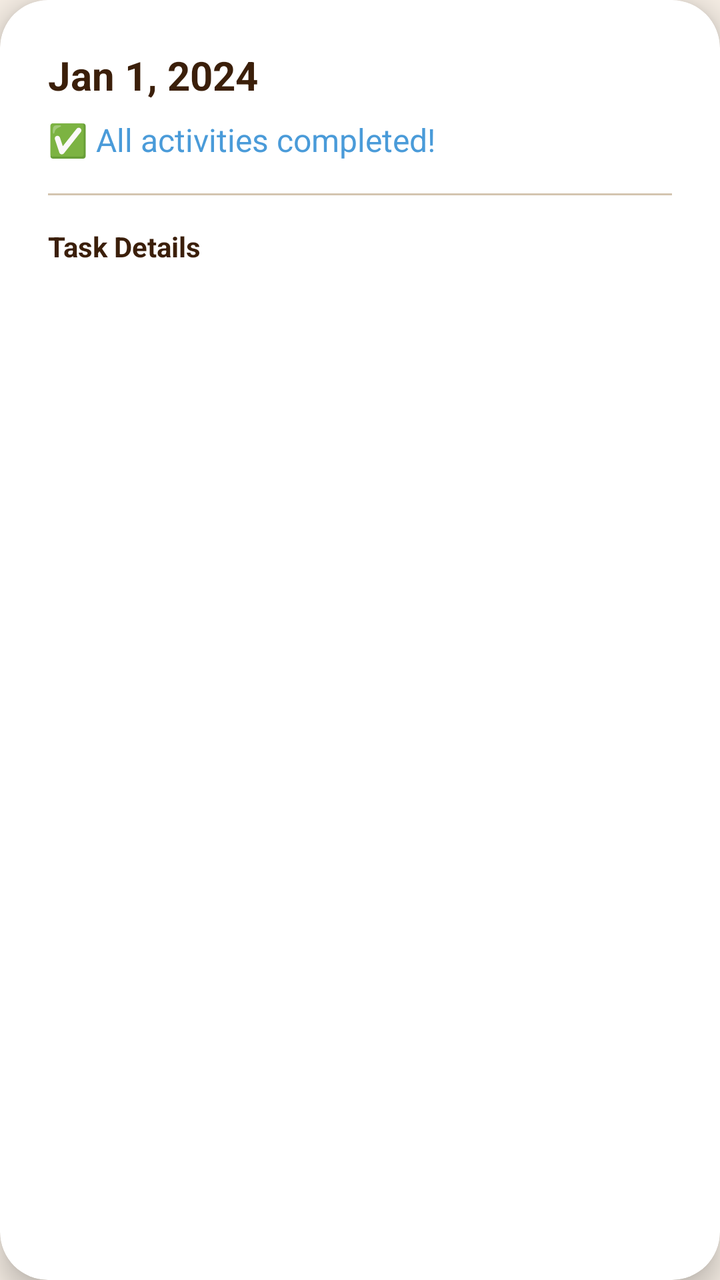
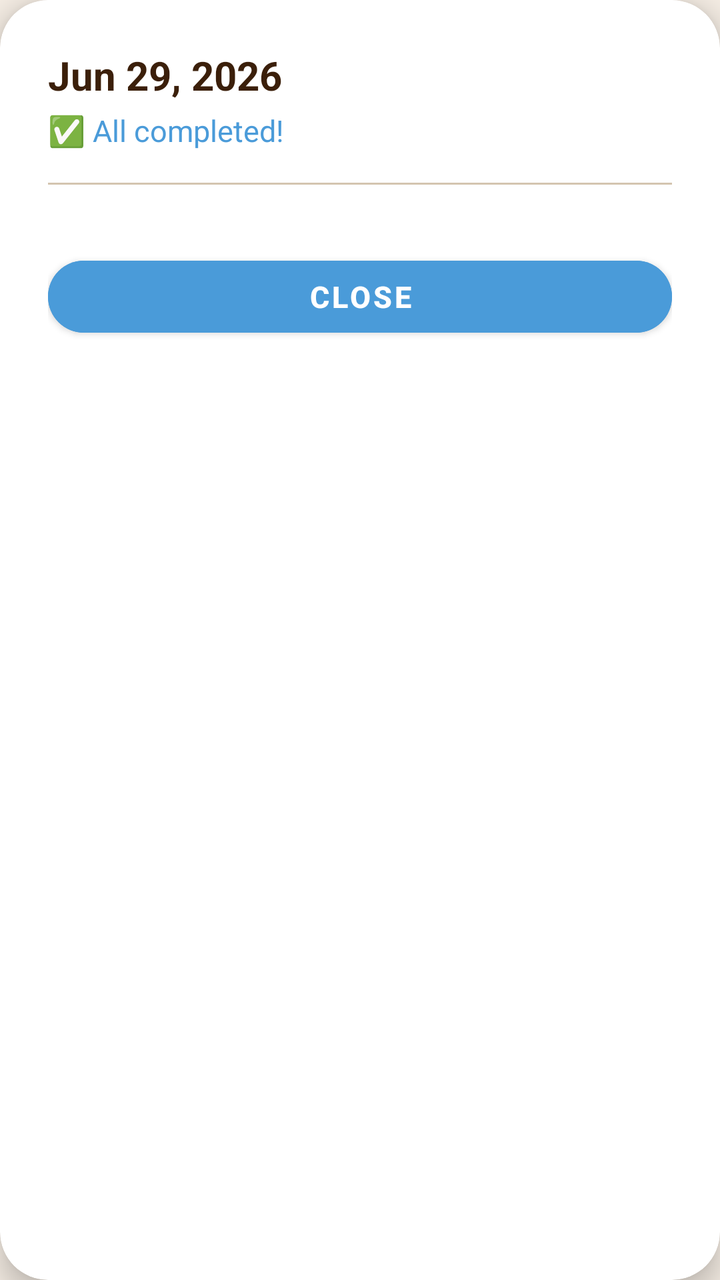

Two renders of the same Android screen: before a commit and after it. Below are the layout's source before the change and the commit's diff.
<!-- AndroidManifest.xml: application theme Theme.AutiMate -->
<!-- res/layout/dialog_day_detail.xml -->
<?xml version="1.0" encoding="utf-8"?>
<androidx.cardview.widget.CardView xmlns:android="http://schemas.android.com/apk/res/android"
    xmlns:app="http://schemas.android.com/apk/res-auto"
    android:layout_width="match_parent"
    android:layout_height="wrap_content"
    app:cardCornerRadius="24dp"
    app:cardElevation="8dp"
    app:cardBackgroundColor="@color/white"
    android:layout_margin="24dp">

    <LinearLayout
        android:layout_width="match_parent"
        android:layout_height="wrap_content"
        android:orientation="vertical"
        android:padding="24dp">

        
        <TextView
            android:id="@+id/tvDate"
            android:layout_width="wrap_content"
            android:layout_height="wrap_content"
            android:text="Jan 1, 2024"
            android:textSize="20sp"
            android:textStyle="bold"
            android:textColor="@color/text_dark"
            android:layout_marginBottom="8dp"/>

        
        <TextView
            android:id="@+id/tvStatus"
            android:layout_width="wrap_content"
            android:layout_height="wrap_content"
            android:text="✅ All activities completed!"
            android:textSize="16sp"
            android:textColor="@color/soft_blue"
            android:layout_marginBottom="16dp"/>

        
        <View
            android:layout_width="match_parent"
            android:layout_height="1dp"
            android:background="@color/divider"
            android:layout_marginBottom="16dp"/>

        
        <TextView
            android:layout_width="wrap_content"
            android:layout_height="wrap_content"
            android:text="Task Details"
            android:textSize="14sp"
            android:textStyle="bold"
            android:textColor="@color/text_dark"
            android:layout_marginBottom="12dp"/>

        <LinearLayout
            android:id="@+id/taskDetailContainer"
            android:layout_width="match_parent"
            android:layout_height="wrap_content"
            android:orientation="vertical"/>

    </LinearLayout>

</androidx.cardview.widget.CardView>
<!-- resources referenced by this layout -->
<resources>
  <color name="divider">#D4C5B0</color>
  <color name="soft_blue">#4A9BD9</color>
  <color name="text_dark">#3B1F0A</color>
  <color name="white">#FFFFFF</color>
  <style name="Theme.AutiMate" parent="Theme.MaterialComponents.DayNight.NoActionBar">
          <item name="colorPrimary">@color/cream</item>
          <item name="colorPrimaryVariant">@color/beige</item>
          <item name="colorOnPrimary">@color/text_dark</item>
          <item name="colorSecondary">@color/soft_blue</item>
          <item name="colorSecondaryVariant">@color/khaki</item>
          <item name="colorOnSecondary">@color/white</item>
          <item name="android:statusBarColor">@color/cream</item>
          <item name="android:windowBackground">@color/cream</item>
          <item name="android:textColor">@color/text_dark</item>
      </style>
  <color name="cream">#F5EDE4</color>
  <color name="beige">#EDE5D9</color>
  <color name="khaki">#C4A882</color>
</resources>

<!-- the commit's change to res/layout/dialog_day_detail.xml (unified diff, before → after) -->
@@ -19,19 +19,19 @@
             android:id="@+id/tvDate"
             android:layout_width="wrap_content"
             android:layout_height="wrap_content"
-            android:text="Jan 1, 2024"
+            android:text="Jun 29, 2026"
             android:textSize="20sp"
             android:textStyle="bold"
             android:textColor="@color/text_dark"
-            android:layout_marginBottom="8dp"/>
+            android:layout_marginBottom="4dp"/>
 
         
         <TextView
             android:id="@+id/tvStatus"
             android:layout_width="wrap_content"
             android:layout_height="wrap_content"
-            android:text="✅ All activities completed!"
-            android:textSize="16sp"
+            android:text="✅ All completed!"
+            android:textSize="15sp"
             android:textColor="@color/soft_blue"
             android:layout_marginBottom="16dp"/>
 
@@ -43,20 +43,24 @@
             android:layout_marginBottom="16dp"/>
 
         
-        <TextView
-            android:layout_width="wrap_content"
-            android:layout_height="wrap_content"
-            android:text="Task Details"
-            android:textSize="14sp"
-            android:textStyle="bold"
-            android:textColor="@color/text_dark"
-            android:layout_marginBottom="12dp"/>
-
         <LinearLayout
             android:id="@+id/taskDetailContainer"
             android:layout_width="match_parent"
             android:layout_height="wrap_content"
-            android:orientation="vertical"/>
+            android:orientation="vertical"
+            android:layout_marginBottom="16dp"/>
+
+        
+        <Button
+            android:id="@+id/btnClose"
+            android:layout_width="match_parent"
+            android:layout_height="48dp"
+            android:text="CLOSE"
+            android:textSize="15sp"
+            android:textStyle="bold"
+            android:textColor="@color/white"
+            android:backgroundTint="@color/soft_blue"
+            app:cornerRadius="24dp"/>
 
     </LinearLayout>
 
<!-- resource entries referenced after the edit -->
@@ -5,18 +5,44 @@
   <color name="text_dark">#3B1F0A</color>
   <color name="white">#FFFFFF</color>
   <style name="Theme.AutiMate" parent="Theme.MaterialComponents.DayNight.NoActionBar">
+          
           <item name="colorPrimary">@color/cream</item>
           <item name="colorPrimaryVariant">@color/beige</item>
           <item name="colorOnPrimary">@color/text_dark</item>
+  
+          
           <item name="colorSecondary">@color/soft_blue</item>
           <item name="colorSecondaryVariant">@color/khaki</item>
           <item name="colorOnSecondary">@color/white</item>
+  
+          
           <item name="android:statusBarColor">@color/cream</item>
+  
+          
           <item name="android:windowBackground">@color/cream</item>
+  
+          
           <item name="android:textColor">@color/text_dark</item>
+  
+          
+          <item name="android:buttonBarPositiveButtonStyle">@style/LightPositiveButtonStyle</item>
+          <item name="android:buttonBarNegativeButtonStyle">@style/LightNegativeButtonStyle</item>
+          <item name="android:buttonBarNeutralButtonStyle">@style/LightNeutralButtonStyle</item>
       </style>
   <color name="cream">#F5EDE4</color>
   <color name="beige">#EDE5D9</color>
   <color name="khaki">#C4A882</color>
+  <style name="LightPositiveButtonStyle" parent="Widget.AppCompat.Button.ButtonBar.AlertDialog">
+          <item name="android:textColor">@android:color/black</item>
+          <item name="android:textStyle">bold</item>
+      </style>
+  <style name="LightNegativeButtonStyle" parent="Widget.AppCompat.Button.ButtonBar.AlertDialog">
+          <item name="android:textColor">@android:color/black</item>
+          <item name="android:textStyle">bold</item>
+      </style>
+  <style name="LightNeutralButtonStyle" parent="Widget.AppCompat.Button.ButtonBar.AlertDialog">
+          <item name="android:textColor">@android:color/black</item>
+          <item name="android:textStyle">bold</item>
+      </style>
 </resources>
 
